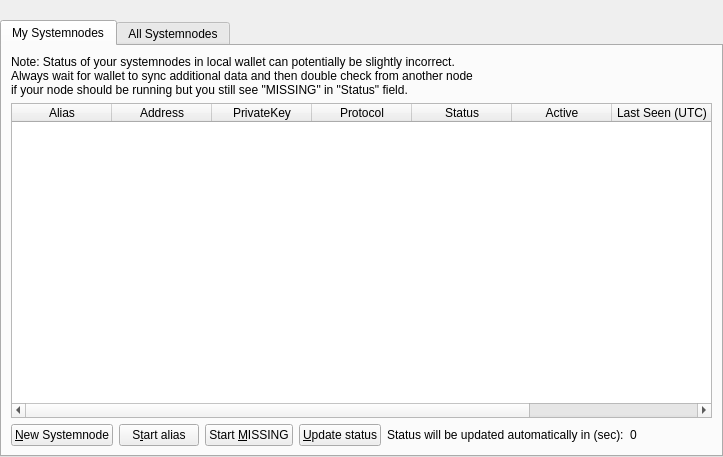
Crowndev/crown-evo, file src/qt/forms/systemnodelist.ui: the form before one commit.
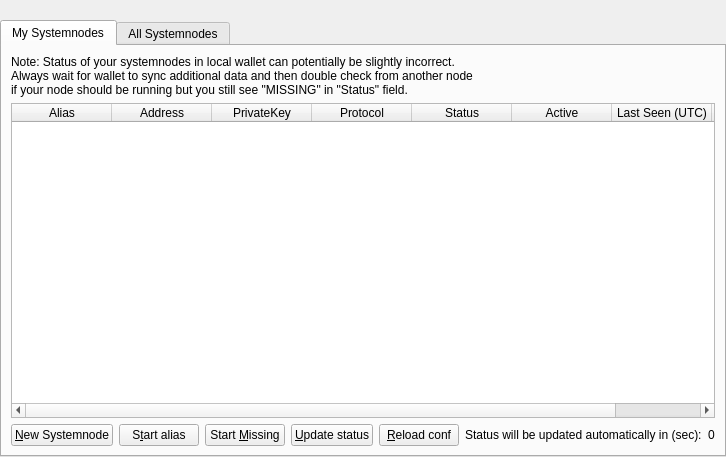
The form after the commit.

What changed in the file:
```diff
--- a/src/qt/forms/systemnodelist.ui
+++ b/src/qt/forms/systemnodelist.ui
@@ -163,7 +163,7 @@
              <item>
               <widget class="QPushButton" name="startMissingButton">
                <property name="text">
-                <string>Start &amp;MISSING</string>
+                <string>Start &amp;Missing</string>
                </property>
               </widget>
              </item>
@@ -174,6 +174,13 @@
                </property>
               </widget>
              </item>
+             <item>
+              <widget class="QPushButton" name="reloadButton">
+               <property name="text">
+                <string>&amp;Reload conf</string>
+               </property>
+              </widget>
+             </item>
              <item>
               <widget class="QLabel" name="autoupdate_label">
                <property name="text">
```
